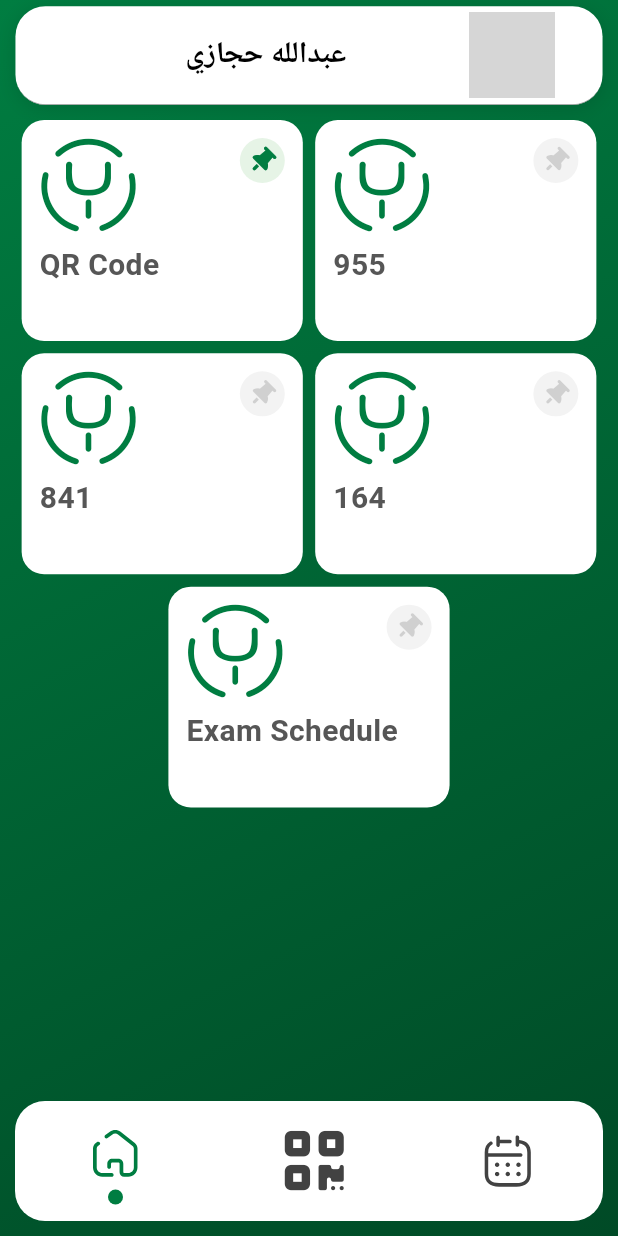
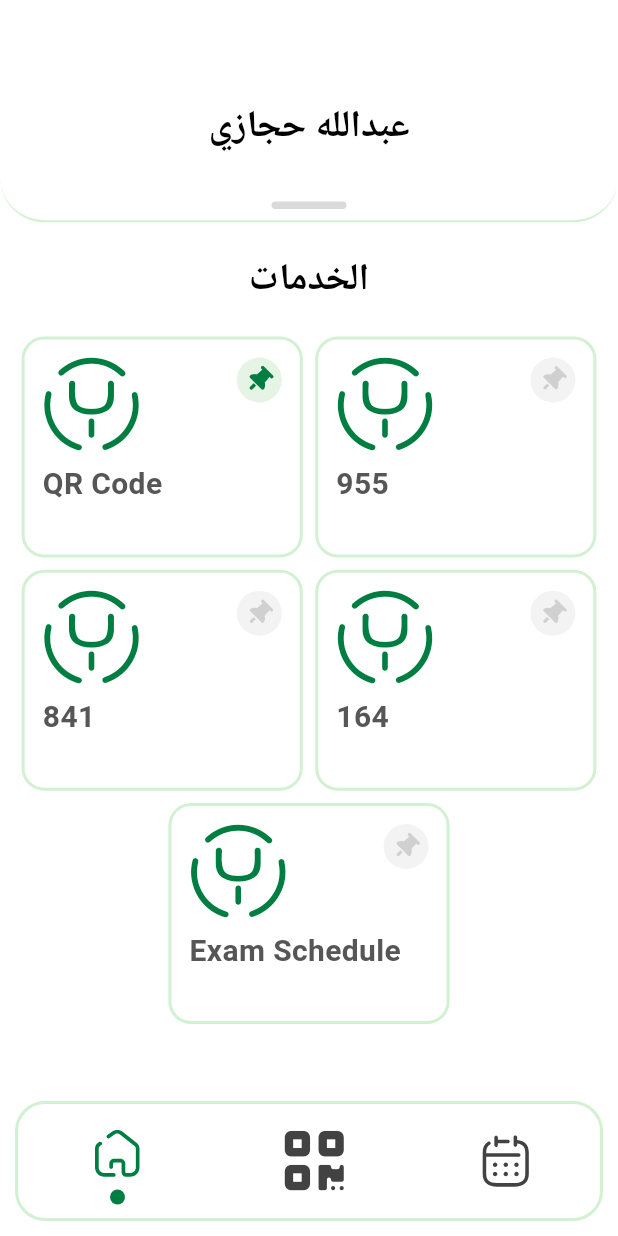
Before and after one commit to i-3mr/mefa8, a Flutter app: the screen it shows after launch, on a phone screen of 412 x 824 dp. Run offline on Flutter 3.47's test engine with Material 3 defaults, Android fonts, the phone set to English and light mode, and no system bars; drawn by our look-alikes of flutter_animate; our stand-ins replace font_awesome_flutter, google_fonts, hooks_riverpod; missing offline and left inert: nfc_manager, screen_brightness, svg_flutter; Roboto replaces fonts that are missing (Cairo, Kadwa); grey boxes are pictures that could not be loaded.

Commit message:
change them

```diff
--- a/lib/animations/animated-page.dart
+++ b/lib/animations/animated-page.dart
@@ -2,8 +2,9 @@ import 'package:flutter/material.dart';
 import 'package:mefa8/const.dart';
 
 class AnimatedPage extends StatefulWidget {
-  const AnimatedPage({super.key, required this.child});
+  const AnimatedPage({super.key, required this.child, required this.backWidget});
   final Widget child;
+  final Widget backWidget;
 
   @override
   State<AnimatedPage> createState() => _AnimatedPageState();
@@ -43,12 +44,7 @@ class _AnimatedPageState extends State<AnimatedPage>
         SizedBox(
           width: width,
           height: height,
-          child: const SafeArea(
-            child: Column(
-              mainAxisAlignment: MainAxisAlignment.center,
-              children: [],
-            ),
-          ),
+          child: widget.backWidget,
         ),
         Transform(
           origin: Offset(width / 2, height / 2),
@@ -65,24 +61,7 @@ class _AnimatedPageState extends State<AnimatedPage>
               }
               _controller.reverse();
             },
-            child: Container(
-              alignment: Alignment.center,
-              height: height,
-              width: width,
-              decoration: BoxDecoration(
-                color: const Color(Const.primaryGreen),
-                // borderRadius: BorderRadius.circular(20),
-                gradient: const LinearGradient(
-                  begin: Alignment.topLeft,
-                  end: Alignment.bottomRight,
-                  colors: [
-                    Color(Const.primaryGreen),
-                    Color(Const.darkGreen),
-                  ],
-                ),
-              ),
-              child: widget.child,
-            ),
+            child: widget.child,
           ),
         )
       ],
--- a/lib/const.dart
+++ b/lib/const.dart
@@ -3,5 +3,6 @@ abstract class Const {
   static const darkGreen = 0xFF004A26;
   static const lightGreen = 0xFFE6F4E6;
   static const lightGray = 0xFFF3F3F3;
+  static const shadowGreen = 0xFFD2F0D2;
   static const gray = 0xFFD0D0D0;
 }
--- a/lib/main.dart
+++ b/lib/main.dart
@@ -15,12 +15,14 @@ void main() {
   runApp(
     ProviderScope(
       child: MaterialApp(
+          debugShowCheckedModeBanner: false,
+          debugShowMaterialGrid: false,
           home: const Main(),
           theme: ThemeData.dark(useMaterial3: true),
           themeMode: ThemeMode.dark,
           darkTheme: ThemeData(
             useMaterial3: true,
-            fontFamily: GoogleFonts.kadwa().fontFamily,
+            fontFamily: GoogleFonts.cairo().fontFamily,
           ),
           routes: {
             '/exams': (context) => const ExamsScreen(),
--- a/lib/screens/main.dart
+++ b/lib/screens/main.dart
@@ -1,5 +1,6 @@
 import 'package:flutter/material.dart';
 import 'package:mefa8/animations/animated-page.dart';
+import 'package:mefa8/const.dart';
 import 'package:mefa8/widgets/home/index.dart';
 import 'package:mefa8/widgets/home/services.dart';
 
@@ -8,15 +9,40 @@ class Main extends StatelessWidget {
 
   @override
   Widget build(BuildContext context) {
+    final width = MediaQuery.of(context).size.width;
+    final height = MediaQuery.of(context).size.height;
+
     return Scaffold(
       body: AnimatedPage(
-          child: SafeArea(
+        backWidget: const SafeArea(
           child: Column(
+            mainAxisAlignment: MainAxisAlignment.center,
+            children: [],
+          ),
+        ),
+        child: Container(
+          alignment: Alignment.center,
+          height: height,
+          width: width,
+          decoration: const BoxDecoration(
+            color: Colors.white,
+            // borderRadius: BorderRadius.circular(20),
+            // gradient: LinearGradient(
+            //   begin: Alignment.topLeft,
+            //   end: Alignment.bottomRight,
+            //   colors: [
+            //     Color(Const.primaryGreen),
+            //     Color(Const.darkGreen),
+            //   ],
+            // ),
+          ),
+          child: Stack(
             children: [
-            const ProfileHeader(
-                name: "عبدالله حجازي",
-                imageUrl:
-                    "https://avatars.githubusercontent.com/u/17090794?v=4"),
+              Column(
+                children: [
+                  SizedBox(
+                    height: 0.18 * height,
+                  ),
                   const Expanded(
                     child: Services(),
                   ),
@@ -24,10 +50,18 @@ class Main extends StatelessWidget {
                     padding: const EdgeInsets.all(10),
                     height: 100,
                     child: const BottomNavBar(index: 0),
-            )
+                  ),
                 ],
               ),
-      )),
+              const ProfileHeader(
+                name: "عبدالله حجازي",
+                imageUrl:
+                    "https://avatars.githubusercontent.com/u/17090794?v=4",
+              ),
+            ],
+          ),
+        ),
+      ),
     );
   }
 }
--- a/lib/widgets/home/bottom-navbar.dart
+++ b/lib/widgets/home/bottom-navbar.dart
@@ -21,6 +21,11 @@ class BottomNavBar extends StatelessWidget {
         decoration: BoxDecoration(
           color: Colors.white,
           borderRadius: BorderRadius.circular(20),
+
+          border: Border.all(
+            color: const Color(Const.shadowGreen),
+            width: 2,
+          ),
         ),
         child: Row(
           mainAxisAlignment: MainAxisAlignment.spaceAround,
--- a/lib/widgets/home/profile-header.dart
+++ b/lib/widgets/home/profile-header.dart
@@ -1,76 +1,130 @@
 import 'package:flutter/material.dart';
+import 'package:flutter_animate/flutter_animate.dart';
+import 'package:mefa8/const.dart';
 import 'package:mefa8/screens/profile.dart';
 import 'package:mefa8/screens/profile.dart';
 import 'package:mefa8/screens/student_id.dart';
+import 'package:mefa8/widgets/studentId/student-id.dart';
 
-class ProfileHeader extends StatelessWidget {
+class ProfileHeader extends StatefulWidget {
   const ProfileHeader({super.key, required this.name, required this.imageUrl});
 
   final String name;
   final String imageUrl;
 
   @override
+  State<ProfileHeader> createState() => _ProfileHeaderState();
+}
+
+class _ProfileHeaderState extends State<ProfileHeader> {
+  double _currentSliderValue = 0;
+  double lastDy = 0;
+  bool animation = false;
+  bool showProfile = false;
+  @override
   Widget build(BuildContext context) {
     final height = MediaQuery.of(context).size.height;
     final width = MediaQuery.of(context).size.width;
 
-    return GestureDetector(
-      onTap: () {
-        Navigator.push(context, MaterialPageRoute(builder: (context) {
-          return ProfileScreen(
-            name: name,
-            imageUrl: imageUrl,
-            email: "s202159910@kfupm.edu.sa",
-            phone: "0540000000",
-            major: "Computer Science",
-            GPA: 3.5,
-            remainingHours: 20,
-          );
-        }));
-      },
-      child: Container(
-        margin: EdgeInsets.only(top: 0.005 * height),
-        padding: EdgeInsets.all(0.005 * height),
-        height: 0.08 * height,
-        width: 0.95 * width,
+    return ClipRRect(
+      clipBehavior: Clip.antiAlias,
+      child: AnimatedContainer(
+        duration: Duration(milliseconds: (animation ? 750 : 100)),
+        curve: animation ? Curves.fastOutSlowIn : Curves.easeIn,
+        height: 0.18 * height + _currentSliderValue,
+        width: width,
         decoration: const BoxDecoration(
-          borderRadius: BorderRadius.all(Radius.circular(20)),
-          boxShadow: [
-            BoxShadow(
-              color: Colors.black12,
-              blurRadius: 10,
-              offset: Offset(0, 2),
-            ),
-          ],
+          borderRadius: BorderRadius.all(Radius.circular(30)),
+
           color: Colors.white,
           border: Border(
-            bottom: BorderSide(color: Colors.grey, width: 0.5),
+            bottom: BorderSide(color: Color(Const.shadowGreen), width: 1.5),
           ),
         ),
-        child: Row(
+        child: Column(
+          // mainAxisAlignment: MainAxisAlignment.center,
           children: [
-            Spacer(flex: 4),
+            SizedBox(
+              height: 0.08 * height,
+            ),
+            Row(
+              children: [
+                const Spacer(flex: 4),
                 Text(
-              name,
+                  widget.name,
                   style: const TextStyle(
-                fontSize: 20,
+                    fontSize: 25,
                     fontWeight: FontWeight.bold,
                     color: Colors.black,
                   ),
                 ),
-            Spacer(flex: 3),
-            ClipRRect(
-              borderRadius: BorderRadius.circular(0.5 * height),
-              child: Image(
-                image: Image.network(imageUrl).image,
-                height: 0.07 * height,
-                width: 0.07 * height,
-                fit: BoxFit.cover,
+                const Spacer(flex: 4),
+              ],
+            ),
+            showProfile
+                ? StudentId(
+                    name: widget.name,
+                    imageUrl: widget.imageUrl,
+                    birthDate: "1999-01-01",
+                    id: "123456789",
+                    expireDate: "2022-01-01",
+                    nationalId: "192838944",
+                  ).animate().scaleXY(
+                      begin: 0.75,
+                      end: 1,
+                      duration: Duration(milliseconds: 500),
+                      curve: Curves.fastEaseInToSlowEaseOut,
+                    )
+                : Container(),
+            const Spacer(
+              flex: 2,
+            ),
+            GestureDetector(
+              onPanUpdate: (details) {
+                setState(() {
+                  animation = false;
+                  double dy = details.delta.dy;
+                  lastDy = dy;
+
+                  if (_currentSliderValue + dy < 0) return;
+
+                  if (_currentSliderValue + dy > 0.70 * height && dy > 0)
+                    return;
+                  _currentSliderValue = _currentSliderValue + dy;
+                  // print(_currentSliderValue);
+                });
+              },
+              onPanEnd: (details) {
+                print("lastDy: $lastDy");
+                if (lastDy < 0) {
+                  setState(() {
+                    _currentSliderValue = 0;
+                    animation = true;
+                    showProfile = false;
+                  });
+                } else {
+                  setState(() {
+                    _currentSliderValue = 0.70 * height;
+                    animation = true;
+                    showProfile = true;
+                  });
+                }
+              },
+              child: Container(
+                width: width,
+                height: 20,
+                color: Colors.transparent,
+                alignment: Alignment.center,
+                child: Container(
+                  height: 5,
+                  width: 50,
+                  decoration: const BoxDecoration(
+                    borderRadius: BorderRadius.all(Radius.circular(10)),
+                    color: Color.fromARGB(97, 158, 158, 158),
                   ),
                 ),
-            Spacer(
-              flex: 1,
-            )
+              ),
+            ),
           ],
         ),
       ),
--- a/lib/widgets/home/service.dart
+++ b/lib/widgets/home/service.dart
@@ -47,6 +47,17 @@ class Service extends ConsumerWidget {
       decoration: BoxDecoration(
         borderRadius: BorderRadius.circular(15),
         color: Colors.white,
+        // boxShadow: const [
+        //   BoxShadow(
+        //     color: Color(Const.shadowGreen),
+        //     blurRadius: 5,
+        //     offset: Offset(0, 2),
+        //   ),
+        // ],
+        border: Border.all(
+          color: const Color(Const.shadowGreen),
+          width: 2,
+        ),
       ),
       child: Column(
         children: [
--- a/lib/widgets/home/services.dart
+++ b/lib/widgets/home/services.dart
@@ -15,8 +15,22 @@ class Services extends ConsumerWidget {
     return Container(
       width: double.infinity,
       padding: const EdgeInsets.all(10),
+      margin: const EdgeInsets.only(top: 10),
       child: SingleChildScrollView(
-        child: Wrap(
+        child: Column(
+          children: [
+            const Text(
+              "الخدمات",
+              style: TextStyle(
+                fontSize: 25,
+                fontWeight: FontWeight.bold,
+                color: Colors.black,
+              ),
+            ),
+            const SizedBox(
+              height: 20,
+            ),
+            Wrap(
               spacing: width * 0.02,
               runSpacing: width * 0.02,
               crossAxisAlignment: WrapCrossAlignment.center,
@@ -29,6 +43,8 @@ class Services extends ConsumerWidget {
                     });
               }).toList(),
             ),
+          ],
+        ),
       ),
     );
   }
```
Lines whose indentation alone changed are shown as unchanged.
